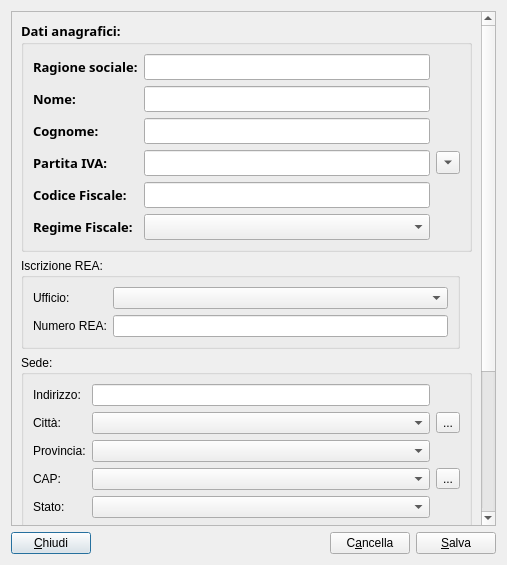
The window that moduleAzienda/aziendadialog.ui (kvsd/Gestionale) describes before a commit, drawn with Qt 5.
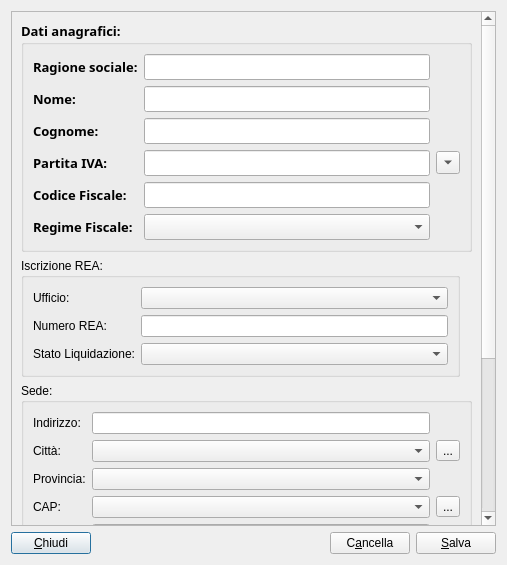
The same window after the commit.

Patch:
```diff
--- a/moduleAzienda/aziendadialog.ui
+++ b/moduleAzienda/aziendadialog.ui
@@ -34,7 +34,7 @@
         <x>0</x>
         <y>0</y>
         <width>473</width>
-        <height>720</height>
+        <height>749</height>
        </rect>
       </property>
       <layout class="QGridLayout" name="gridLayout">
@@ -359,6 +359,16 @@
           <item row="0" column="1">
            <widget class="QComboBox" name="provinciaReaCB"/>
           </item>
+          <item row="2" column="0">
+           <widget class="QLabel" name="label_14">
+            <property name="text">
+             <string>Stato Liquidazione:</string>
+            </property>
+           </widget>
+          </item>
+          <item row="2" column="1">
+           <widget class="QComboBox" name="statoLiquidCB"/>
+          </item>
          </layout>
         </widget>
        </item>
```
Left out of the diff: 17 changed lines with no effect on the pictures.
